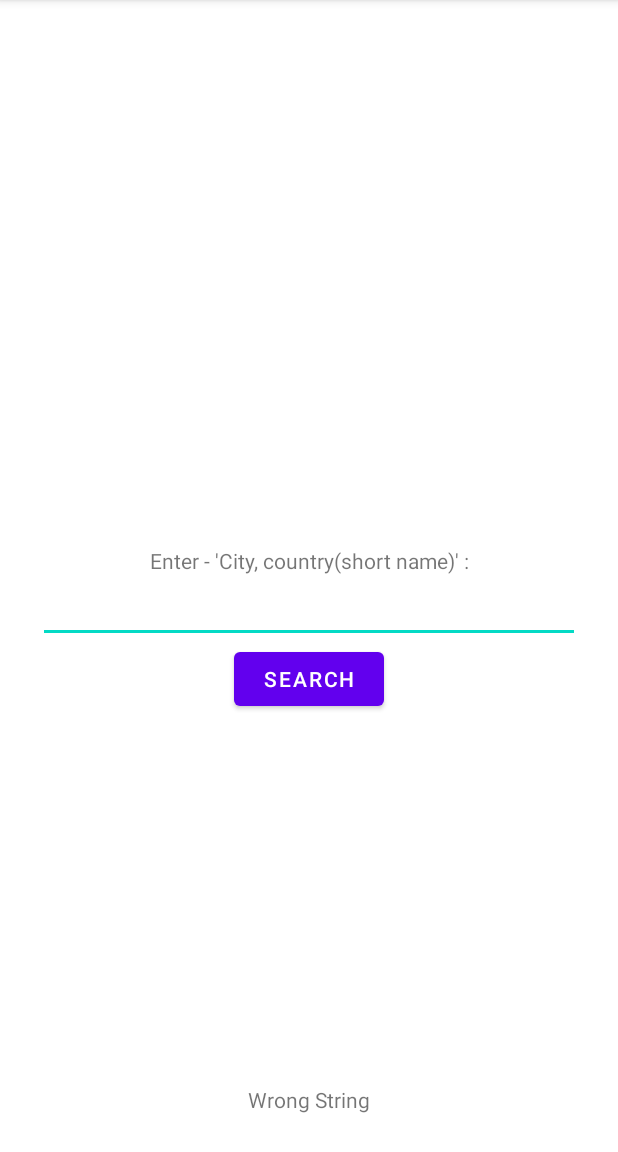
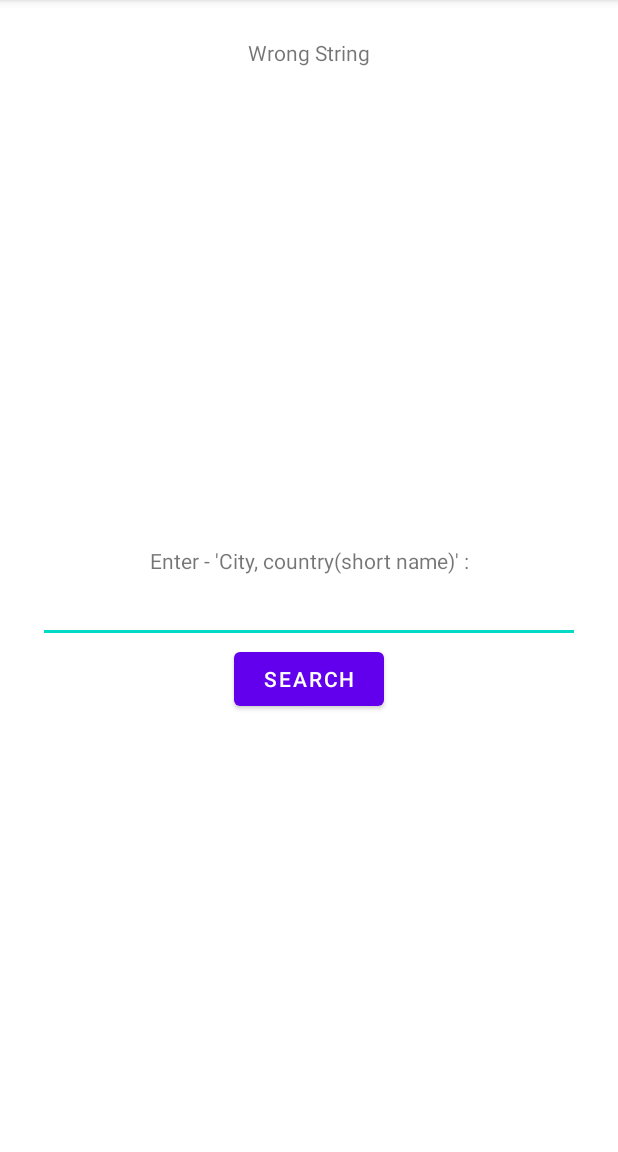
Before and after one commit to nikaakin/Weather, an Android app: the screen it shows after launch (MainActivity), on a phone screen of 412 x 824 dp, the part 84-1236 px from its top. Run offline under Robolectric (Android 15) with nearby library versions, the phone set to English and light mode, and no system bars.

Commit message:
error display

```diff
--- a/app/src/main/res/layout/activity_main.xml
+++ b/app/src/main/res/layout/activity_main.xml
@@ -323,7 +323,7 @@
         android:id="@+id/errorText"
         android:layout_width="wrap_content"
         android:layout_height="wrap_content"
-        android:layout_alignParentBottom="true"
+        android:layout_alignParentTop="true"
         android:layout_centerInParent="true"
         android:visibility="gone"
         android:text="Wrong String"/>
```
